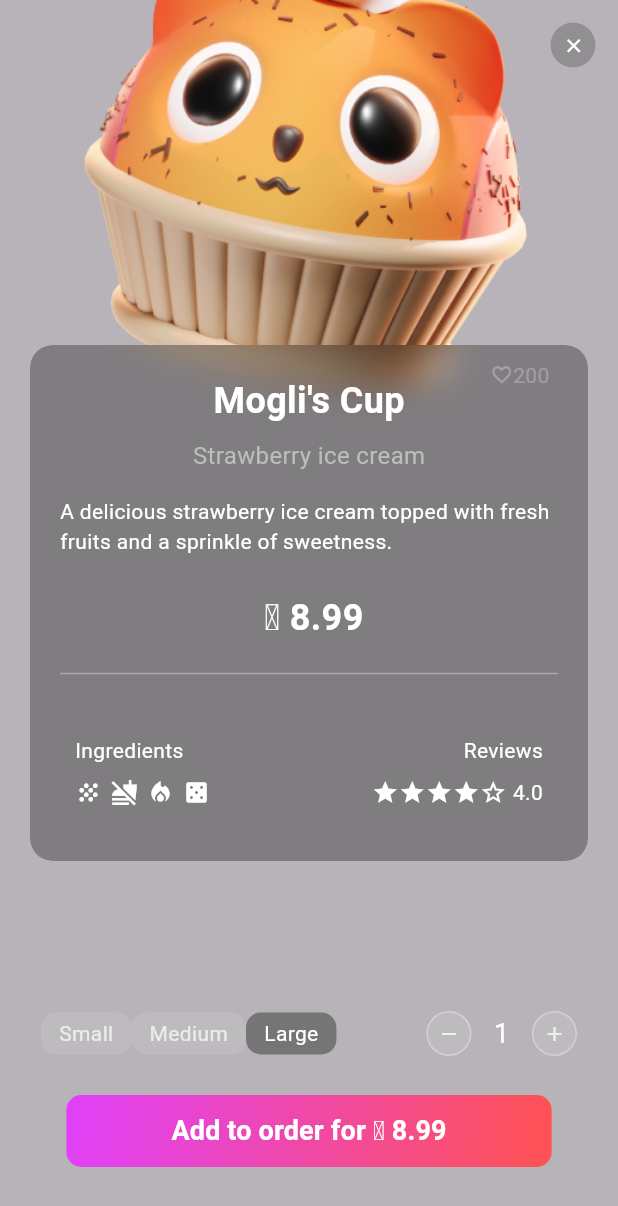
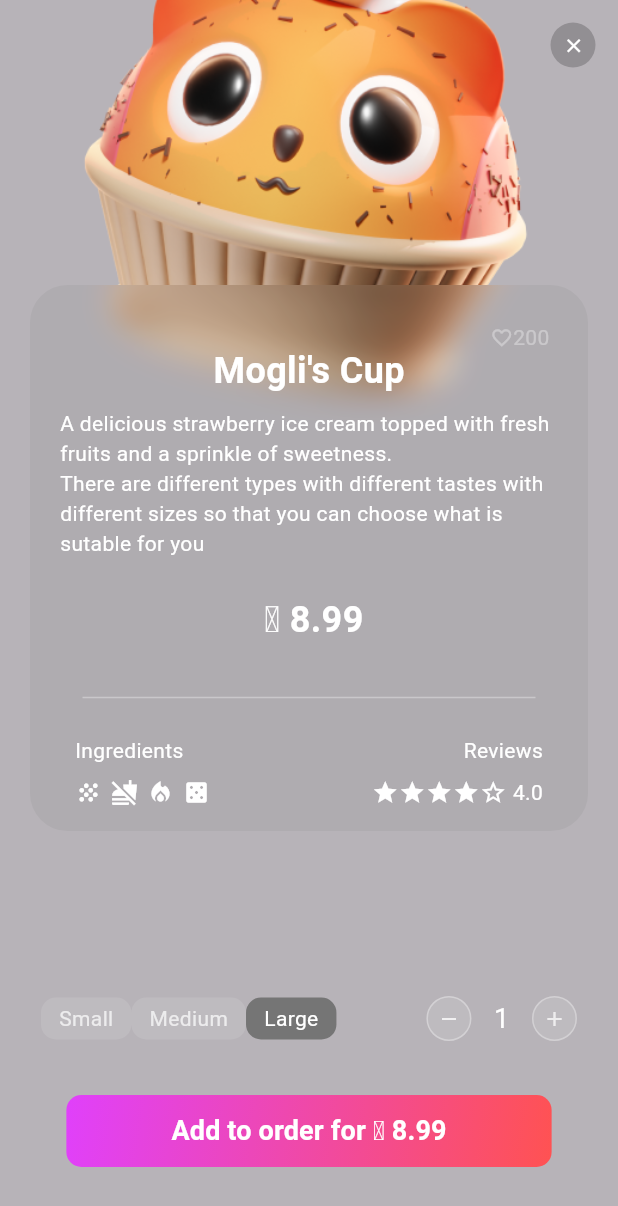
Before and after one commit to Muhannmmad/snack_app, a Flutter app: what snackDrawer() shows on an empty page, opened directly with sample values from the repository, on a phone screen of 412 x 824 dp. Shown: the top 1206 px of the screen. Run offline on Flutter 3.47's test engine with Material 3 defaults, Android fonts, the phone set to English and light mode, and no system bars.

Commit message:
improvements in positions

```diff
--- a/lib/widgets/drawer.dart
+++ b/lib/widgets/drawer.dart
@@ -49,21 +49,22 @@ Widget snackDrawer(SnackItem snack, BuildContext parentContext) {
         ),
       ),
       Positioned(
-        top: 230,
+        top: 190,
         left: 20,
         right: 20,
-        bottom: 250,
+        bottom: 270,
         child: Center(
           child: ClipRRect(
-            borderRadius: BorderRadius.circular(15.0),
+            borderRadius: BorderRadius.circular(25.0),
             child: BackdropFilter(
               filter: ImageFilter.blur(sigmaX: 10.0, sigmaY: 10.0),
               child: Container(
                 decoration: BoxDecoration(
-                  color: Colors.black.withOpacity(0.3),
+                  color:
+                      const Color.fromARGB(65, 108, 106, 106).withOpacity(0.1),
                   borderRadius: BorderRadius.circular(15.0),
                 ),
-                padding: const EdgeInsets.all(20.0),
+                padding: EdgeInsets.fromLTRB(20, 40, 20, 20),
                 child: Column(
                   children: [
                     Text(
@@ -76,15 +77,15 @@ Widget snackDrawer(SnackItem snack, BuildContext parentContext) {
                     ),
                     SizedBox(height: 8),
                     Text(
-                      snack.subtitle,
+                      snack.description,
                       style: TextStyle(
-                        fontSize: 16,
-                        color: Colors.grey[400],
+                        fontSize: 14,
+                        color: Colors.white,
                       ),
+                      textAlign: TextAlign.left,
                     ),
-                    SizedBox(height: 16),
                     Text(
-                      snack.description,
+                      'There are different types with different tastes with different sizes so that you can choose what is sutable for you',
                       style: TextStyle(
                         fontSize: 14,
                         color: Colors.white,
@@ -101,10 +102,12 @@ Widget snackDrawer(SnackItem snack, BuildContext parentContext) {
                       ),
                     ),
                     SizedBox(
-                      height: 40,
+                      height: 70,
                       child: Divider(
                         color: const Color.fromARGB(84, 255, 255, 255),
                         thickness: 1,
+                        indent: 15,
+                        endIndent: 15,
                       ),
                     ),
                   ],
@@ -115,13 +118,13 @@ Widget snackDrawer(SnackItem snack, BuildContext parentContext) {
         ),
       ),
       Positioned(
-        height: 500,
+        height: 450,
         right: 40,
         child: Row(
           children: [
             Icon(
               Icons.favorite_border,
-              color: const Color.fromARGB(70, 255, 255, 255),
+              color: const Color.fromARGB(86, 255, 255, 255),
               size: 15,
             ),
             SizedBox(
@@ -130,7 +133,7 @@ Widget snackDrawer(SnackItem snack, BuildContext parentContext) {
                 snack.likes,
                 style: TextStyle(
                   fontSize: 14,
-                  color: const Color.fromARGB(61, 255, 255, 255),
+                  color: const Color.fromARGB(86, 255, 255, 255),
                 ),
               ),
             ),
@@ -194,7 +197,7 @@ Widget snackDrawer(SnackItem snack, BuildContext parentContext) {
         ),
       ),
       Positioned(
-        bottom: 120,
+        bottom: 130,
         left: 0,
         right: 0,
         child: Container(
```
